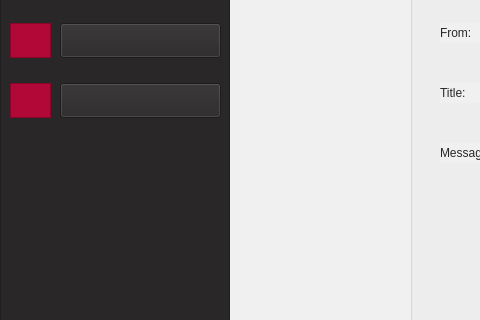
Before: the Qt Designer form studentwatchmessagecomplitly.ui in AjaxGroup1400/golestan, drawn with Qt 5; both pictures show x 0 to 480 and y 217 to 537 of the 1152 by 768 pixel window.
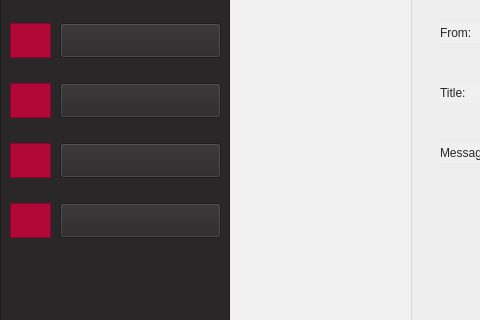
After: the same form once the commit is applied. Icons and pictures are not drawn.

The edit to the form file:
```diff
--- a/studentwatchmessagecomplitly.ui
+++ b/studentwatchmessagecomplitly.ui
@@ -333,7 +333,7 @@
       <string/>
      </property>
      <property name="pixmap">
-      <pixmap resource="icon.qrc">:/icon/manage.png</pixmap>
+      <pixmap resource="term-management-icon.qrc">:/icons/icons8-web-64.png</pixmap>
      </property>
      <property name="scaledContents">
       <bool>true</bool>
@@ -426,13 +426,125 @@
      <set>Qt::AlignCenter</set>
     </property>
    </widget>
+   <widget class="QFrame" name="frame_9">
+    <property name="geometry">
+     <rect>
+      <x>10</x>
+      <y>400</y>
+      <width>41</width>
+      <height>35</height>
+     </rect>
+    </property>
+    <property name="styleSheet">
+     <string notr="true">background-color: rgb(178, 8, 55);
+border-color: rgb(178, 8, 55);</string>
+    </property>
+    <property name="frameShape">
+     <enum>QFrame::StyledPanel</enum>
+    </property>
+    <property name="frameShadow">
+     <enum>QFrame::Raised</enum>
+    </property>
+    <widget class="QLabel" name="label_12">
+     <property name="geometry">
+      <rect>
+       <x>5</x>
+       <y>2</y>
+       <width>31</width>
+       <height>31</height>
+      </rect>
+     </property>
+     <property name="text">
+      <string/>
+     </property>
+     <property name="pixmap">
+      <pixmap resource="term-management-icon.qrc">:/icons/icons8-survey-50.png</pixmap>
+     </property>
+     <property name="scaledContents">
+      <bool>true</bool>
+     </property>
+    </widget>
+   </widget>
+   <widget class="QPushButton" name="pushButton_7">
+    <property name="geometry">
+     <rect>
+      <x>60</x>
+      <y>400</y>
+      <width>161</width>
+      <height>35</height>
+     </rect>
+    </property>
+    <property name="styleSheet">
+     <string notr="true">font: 11pt &quot;Montserrat&quot;;
+</string>
+    </property>
+    <property name="text">
+     <string/>
+    </property>
+   </widget>
+   <widget class="QPushButton" name="pushButton_6">
+    <property name="geometry">
+     <rect>
+      <x>60</x>
+      <y>340</y>
+      <width>161</width>
+      <height>35</height>
+     </rect>
+    </property>
+    <property name="styleSheet">
+     <string notr="true">font: 11pt &quot;Montserrat&quot;;
+</string>
+    </property>
+    <property name="text">
+     <string/>
+    </property>
+   </widget>
+   <widget class="QFrame" name="frame_8">
+    <property name="geometry">
+     <rect>
+      <x>10</x>
+      <y>340</y>
+      <width>41</width>
+      <height>35</height>
+     </rect>
+    </property>
+    <property name="styleSheet">
+     <string notr="true">background-color: rgb(178, 8, 55);
+border-color: rgb(178, 8, 55);</string>
+    </property>
+    <property name="frameShape">
+     <enum>QFrame::StyledPanel</enum>
+    </property>
+    <property name="frameShadow">
+     <enum>QFrame::Raised</enum>
+    </property>
+    <widget class="QLabel" name="label_10">
+     <property name="geometry">
+      <rect>
+       <x>5</x>
+       <y>2</y>
+       <width>31</width>
+       <height>31</height>
+      </rect>
+     </property>
+     <property name="text">
+      <string/>
+     </property>
+     <property name="pixmap">
+      <pixmap resource="term-management-icon.qrc">:/icons/icons8-view-headline-50.png</pixmap>
+     </property>
+     <property name="scaledContents">
+      <bool>true</bool>
+     </property>
+    </widget>
+   </widget>
    <widget class="QLabel" name="label_6">
     <property name="geometry">
      <rect>
-      <x>60</x>
-      <y>280</y>
-      <width>161</width>
-      <height>30</height>
+      <x>95</x>
+      <y>290</y>
+      <width>111</width>
+      <height>20</height>
      </rect>
     </property>
     <property name="styleSheet">
@@ -440,10 +552,41 @@
 color: rgb(240, 240, 240);</string>
     </property>
     <property name="text">
-     <string>Term Managment</string>
+     <string>Enrollment</string>
     </property>
-    <property name="alignment">
-     <set>Qt::AlignCenter</set>
+   </widget>
+   <widget class="QLabel" name="label_17">
+    <property name="geometry">
+     <rect>
+      <x>90</x>
+      <y>350</y>
+      <width>121</width>
+      <height>20</height>
+     </rect>
+    </property>
+    <property name="styleSheet">
+     <string notr="true">font: 11pt &quot;Montserrat&quot;;
+color: rgb(240, 240, 240);</string>
+    </property>
+    <property name="text">
+     <string>View Scores</string>
+    </property>
+   </widget>
+   <widget class="QLabel" name="label_18">
+    <property name="geometry">
+     <rect>
+      <x>80</x>
+      <y>410</y>
+      <width>141</width>
+      <height>20</height>
+     </rect>
+    </property>
+    <property name="styleSheet">
+     <string notr="true">font: 11pt &quot;Montserrat&quot;;
+color: rgb(240, 240, 240);</string>
+    </property>
+    <property name="text">
+     <string>Teacher Survey</string>
     </property>
    </widget>
    <zorder>frame_5</zorder>
@@ -453,11 +596,17 @@
    <zorder>label_3</zorder>
    <zorder>label_4</zorder>
    <zorder>label_5</zorder>
-   <zorder>label_6</zorder>
    <zorder>frame_3</zorder>
    <zorder>pushButton</zorder>
    <zorder>pushButton_2</zorder>
    <zorder>pushButton_3</zorder>
+   <zorder>frame_9</zorder>
+   <zorder>frame_8</zorder>
+   <zorder>label_6</zorder>
+   <zorder>label_17</zorder>
+   <zorder>label_18</zorder>
+   <zorder>pushButton_7</zorder>
+   <zorder>pushButton_6</zorder>
    <zorder>pushButton_4</zorder>
   </widget>
   <widget class="QGroupBox" name="groupBox">
```
Left out of the diff: 1 changed line with no effect on the pictures.
